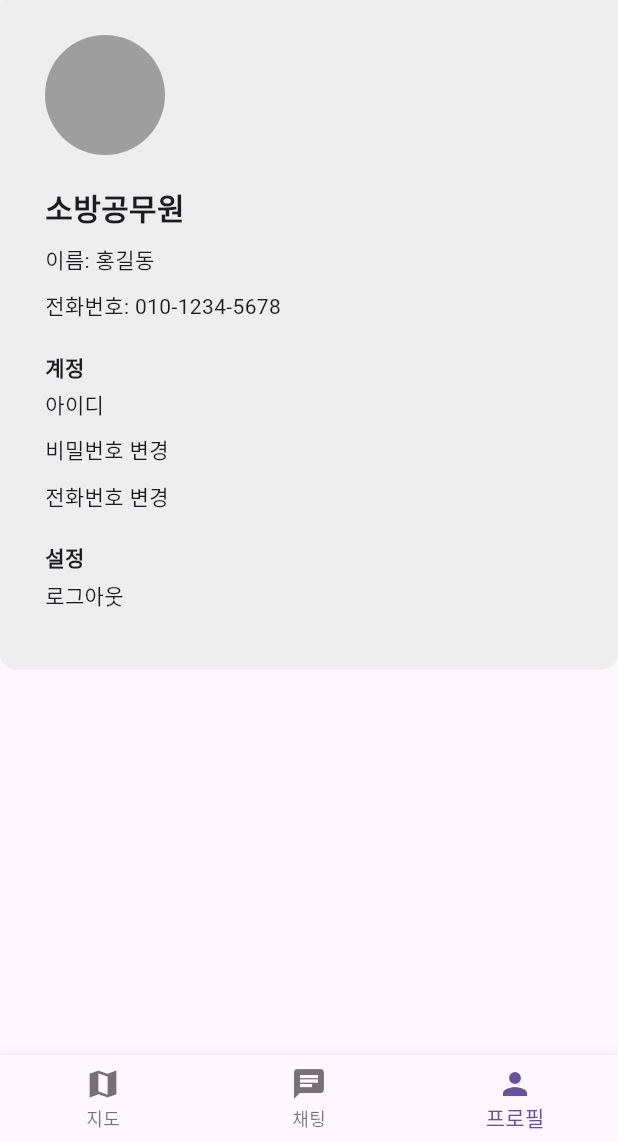
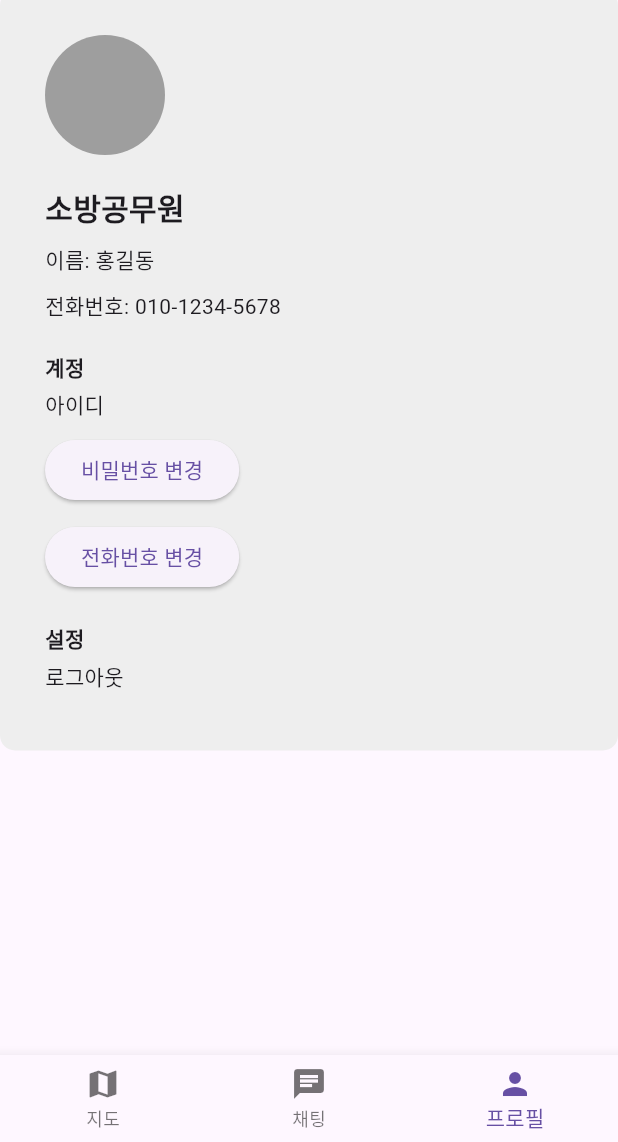
Before and after one commit to Hakhun-Do/Graduation_Project_Flutter, a Flutter app: the MainPage screen opened by its route, item 3 of the bottom bar chosen, on a phone screen of 412 x 824 dp, the part 94-1236 px from its top. Run offline on Flutter 3.47's test engine with Material 3 defaults, Android fonts, the phone set to English and light mode, and no system bars; our stand-ins replace flutter_secure_storage; accounts and stored records are empty.

Commit message:
modified:   flutter_application/lib/mainpage_map_group.dart 	modified:   flutter_application/lib/mainpage_profile_group.dart

```diff
--- a/flutter_application/lib/mainpage_map_group.dart
+++ b/flutter_application/lib/mainpage_map_group.dart
@@ -19,7 +19,10 @@ class MapGroup extends StatelessWidget {
         decoration: InputDecoration(
           border: OutlineInputBorder(),
           hintText: '검색',
-          suffixIcon: Icon(Icons.search),
+          suffixIcon: IconButton(
+            icon: Icon(Icons.search),
+            onPressed: () {},
+          ),
           filled: true,
           fillColor: Colors.white,
         ),
--- a/flutter_application/lib/mainpage_profile_group.dart
+++ b/flutter_application/lib/mainpage_profile_group.dart
@@ -37,10 +37,20 @@ class ProfileGroup extends StatelessWidget {
           SizedBox(height: 5),
           Text('아이디'),
           SizedBox(height: 10),
-          Text('비밀번호 변경'),
-          SizedBox(height: 10),
-          Text('전화번호 변경'),
-          SizedBox(height: 20),
+          Column(
+            children: [
+              ElevatedButton(
+                onPressed: () {},
+                child: Text('비밀번호 변경'),
+              ),
+              SizedBox(height: 10),
+              ElevatedButton(
+                onPressed: () {},
+                child: Text('전화번호 변경'),
+              ),
+              SizedBox(height: 20),
+            ],
+          ),
           Text('설정', style: TextStyle(fontWeight: FontWeight.bold)),
           SizedBox(height: 5),
           Text('로그아웃'),
```
